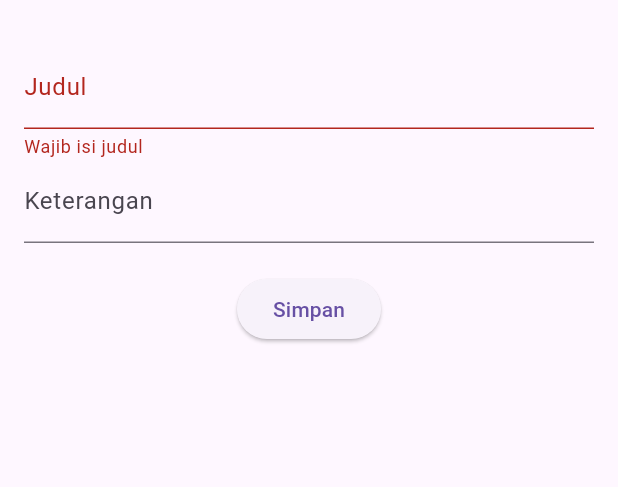
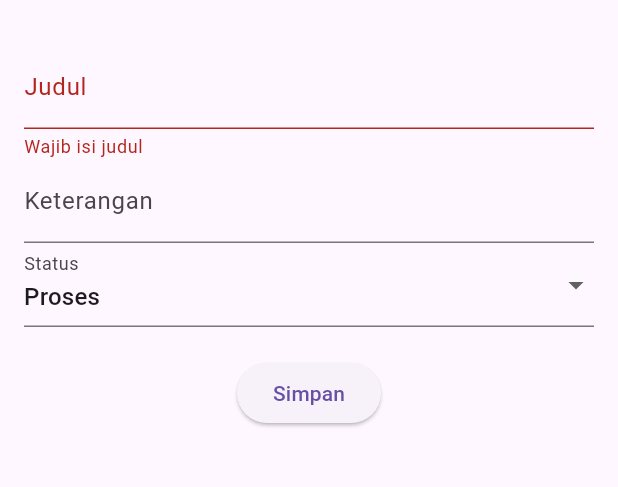
Before and after one commit to malaaa1234/praktikumandroid6m, a Flutter app: the AgendaForm screen opened directly, after a tap on "Simpan", on a phone screen of 412 x 824 dp, the part 63-550 px from its top. Run offline on Flutter 3.47's test engine with Material 3 defaults, Android fonts, the phone set to English and light mode, and no system bars; our stand-ins replace dio; network calls fail.

Commit message:
pertemuan 4

```diff
--- a/lib/agenda.dart
+++ b/lib/agenda.dart
@@ -2,14 +2,20 @@ class Agenda {
   final int? id;
   final String judul;
   final String keterangan;
+  final String status;
 
-  Agenda({this.id, required this.judul, required this.keterangan});
+  Agenda(
+      {this.id,
+      required this.judul,
+      required this.keterangan,
+      required this.status});
 
   factory Agenda.fromJson(Map<String, dynamic> json) {
     return Agenda(
       id: json['id'],
       judul: json['judul'],
       keterangan: json['keterangan'],
+      status: json['status'],
     );
   }
 
@@ -17,6 +23,7 @@ class Agenda {
     return {
       'judul': judul,
       'keterangan': keterangan,
+      'status': status,
     };
   }
 }
--- a/lib/agenda_form.dart
+++ b/lib/agenda_form.dart
@@ -15,6 +15,7 @@ class _AgendaFormState extends State<AgendaForm> {
   final _judul = TextEditingController();
   final _ket = TextEditingController();
   final _service = AgendaService();
+  String _status = 'Proses';
 
   @override
   void initState() {
@@ -22,6 +23,7 @@ class _AgendaFormState extends State<AgendaForm> {
     if (widget.agenda != null) {
       _judul.text = widget.agenda!.judul;
       _ket.text = widget.agenda!.keterangan;
+      _status = widget.agenda!.status;
     }
   }
 
@@ -31,6 +33,7 @@ class _AgendaFormState extends State<AgendaForm> {
         id: widget.agenda?.id,
         judul: _judul.text,
         keterangan: _ket.text,
+        status: _status,
       );
       try {
         if (widget.agenda == null) {
@@ -40,9 +43,9 @@ class _AgendaFormState extends State<AgendaForm> {
         }
         Navigator.pop(context, true);
       } catch (e) {
-        ScaffoldMessenger.of(context).showSnackBar(
-          SnackBar(content: Text('Gagal simpan: $e')),
-        );
+        ScaffoldMessenger.of(
+          context,
+        ).showSnackBar(SnackBar(content: Text('Gagal simpan: $e')));
       }
     }
   }
@@ -69,11 +72,20 @@ class _AgendaFormState extends State<AgendaForm> {
                 controller: _ket,
                 decoration: const InputDecoration(labelText: 'Keterangan'),
               ),
+              DropdownButtonFormField<String>(
+                value: _status,
+                decoration: const InputDecoration(labelText: 'Status'),
+                items: ['Proses', 'Selesai', 'Ditunda']
+                    .map((s) => DropdownMenuItem(value: s, child: Text(s)))
+                    .toList(),
+                onChanged: (val) {
+                  setState(() {
+                    _status = val!;
+                  });
+                },
+              ),
               const SizedBox(height: 20),
-              ElevatedButton(
-                onPressed: _submit,
-                child: const Text('Simpan'),
-              ),
+              ElevatedButton(onPressed: _submit, child: const Text('Simpan')),
             ],
           ),
         ),
```
Also changed, not shown: lib/agenda_list.dart (+10 -1 lines).
